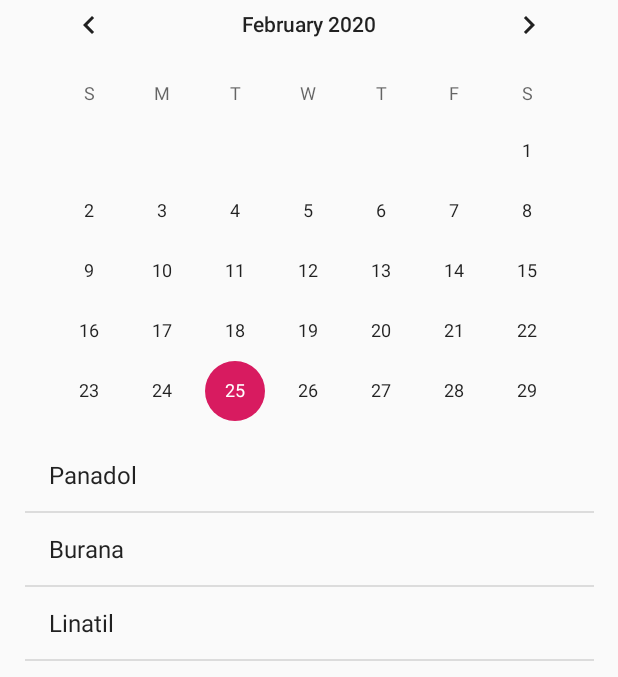
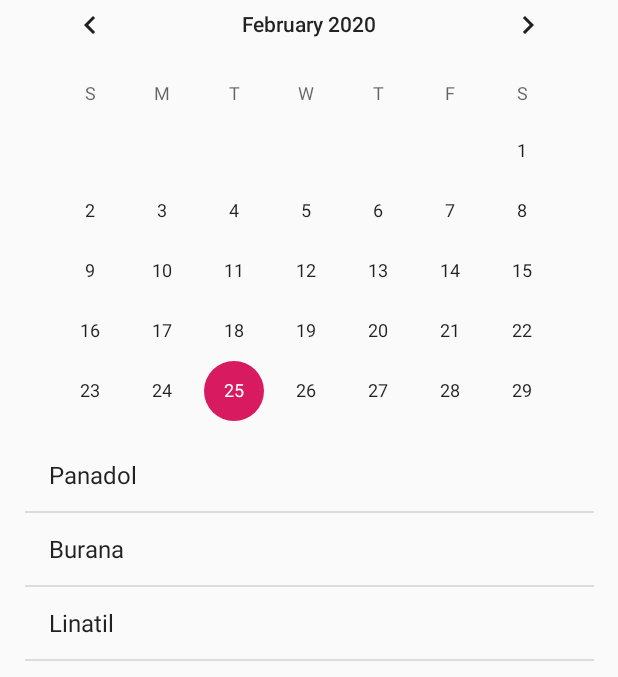
Before and after one commit to Mahamurahti/Medirem, an Android app: the screen it shows after launch (MainActivity), on a phone screen of 412 x 824 dp, the part 170-847 px from its top. Run offline under Robolectric (Android 15) with nearby library versions, the light colour scheme and no system bars.

Commit message:
Small changes once again

```diff
--- a/Medirem_Project/app/src/main/java/com/example/medirem_project/AddMedicineActivity.java
+++ b/Medirem_Project/app/src/main/java/com/example/medirem_project/AddMedicineActivity.java
@@ -39,7 +39,7 @@
         String message2 = etDesc.getText().toString();
         intent.putExtra("MedName", message);
         intent2.putExtra("MedDesc", message2);
-        setResult(1,intent);
+        setResult(1, intent);
         finish();
     }
 }
--- a/Medirem_Project/app/src/main/java/com/example/medirem_project/MainActivity.java
+++ b/Medirem_Project/app/src/main/java/com/example/medirem_project/MainActivity.java
@@ -10,7 +10,12 @@
 import android.view.View;
 import android.widget.AdapterView;
 import android.widget.ArrayAdapter;
+import android.widget.CalendarView;
+import android.widget.DatePicker;
 import android.widget.ListView;
+
+import java.util.ArrayList;
+import java.util.List;
 
 /**
  * MainActivity holds the calendar and the main functions of this app
@@ -23,6 +28,8 @@
     // TODO: GET CALENDAR TO WORK
     public  static  final String EXTRA_MAIN = "Main Activity Value";
 
+    private CalendarView cal;
+
     private ListView listOfMed;
     private String medicineNameSaved, medicineDescSaved;
     private String saveName, saveDesc;
@@ -32,6 +39,7 @@
         super.onCreate(savedInstanceState);
         setContentView(R.layout.activity_main);
 
+        cal = findViewById(R.id.calendarView);
         listOfMed = findViewById(R.id.listOfMedicine);
 
         // SETTING AN ADAPTER WITH A LIST VIEW TO SEE ALL MEDICINE
@@ -75,7 +83,7 @@
         Intent intent = new Intent(MainActivity.this, AddMedicineActivity.class);
         // TODO: TAKE DATE FROM CALENDAR
         String date = "24.2.2020";
-        intent.putExtra("Date", date);
+        intent.putExtra(EXTRA_MAIN, date);
         startActivityForResult(intent, 1);
     }
 
@@ -98,6 +106,7 @@
     }
 
     // WHEN THE APPLICATION IS STOPPED, SAVE THE MEDICINE THAT HAS BEEN ADDED TO THE LIST
+    // TODO: SAVE MEDICINE TO A LIST THAT WILL STORE ALL THE DATA, CURRENTLY SAVES ONLY THE LATEST MEDICINE
     @Override
     public void onStop(){
         super.onStop();
--- a/Medirem_Project/app/src/main/res/layout/activity_main.xml
+++ b/Medirem_Project/app/src/main/res/layout/activity_main.xml
@@ -8,7 +8,7 @@
 
     <CalendarView
         android:id="@+id/calendarView"
-        android:layout_width="381dp"
+        android:layout_width="380dp"
         android:layout_height="300dp"
         android:layout_marginTop="40dp"
         app:layout_constraintEnd_toEndOf="parent"
```
